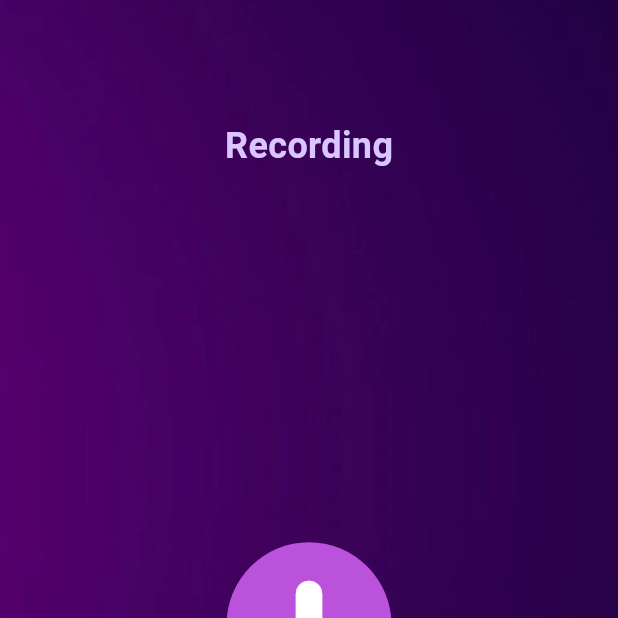
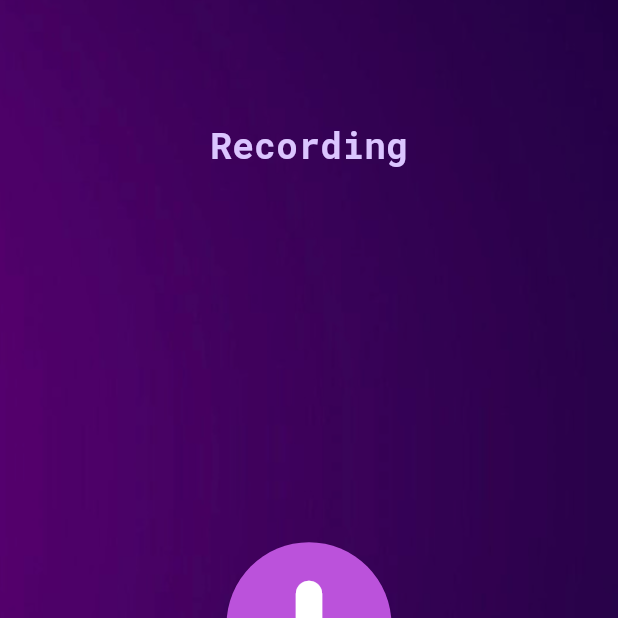
Before and after one commit to ArwaBawa/aida-app, a Flutter app: the screen it shows after launch, item 2 of the bottom bar chosen, on a phone screen of 412 x 824 dp, the top half of it. Run offline on Flutter 3.47's test engine with Material 3 defaults, Android fonts, the phone set to English and light mode, and no system bars; our stand-ins replace google_fonts, motion_tab_bar, shared_preferences, smooth_page_indicator; missing offline and left inert: simple_ripple_animation.

Commit message:
first commit

```diff
--- a/lib/recording_page.dart
+++ b/lib/recording_page.dart
@@ -1,4 +1,5 @@
 import 'package:flutter/material.dart';
+import 'package:google_fonts/google_fonts.dart';
 import 'recording_button.dart';
 
 class RecordingPage extends StatefulWidget {
@@ -37,10 +38,12 @@ class _RecordingPageState extends State<RecordingPage> {
                 top: 80.0), // Adjust the padding as needed
             child: Text(
               'Recording',
-              style: const TextStyle(
-                fontSize: 24,
-                fontWeight: FontWeight.bold,
-                color: Color.fromARGB(255, 219, 197, 255),
+              style: GoogleFonts.robotoMono(
+                textStyle: const TextStyle(
+                  fontSize: 24,
+                  fontWeight: FontWeight.bold,
+                  color: Color.fromARGB(255, 219, 197, 255),
+                ),
               ),
             ),
           ),
```
Also changed, not shown: lib/asking_page.dart (+8 -3 lines).
